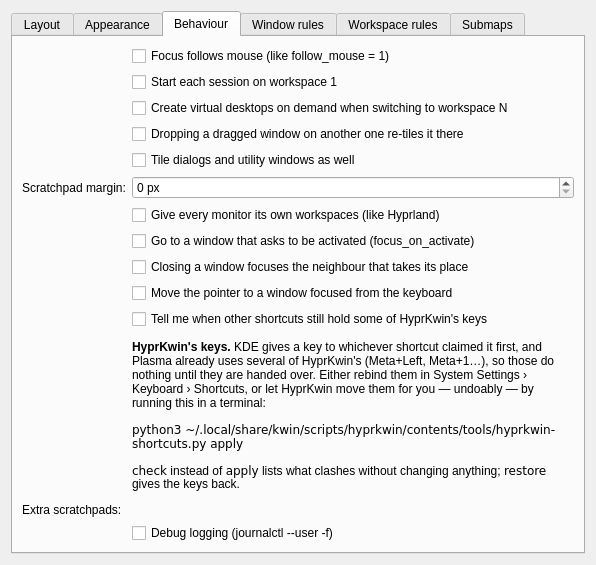
Qt form package/contents/ui/config.ui (DGBooth/HyprKwin) before a commit.
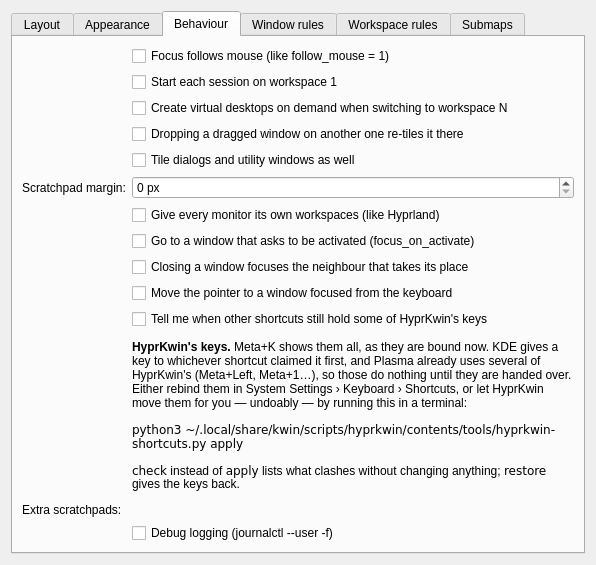
The same form after that commit. The open tabs and pages were chosen to show the change. Custom widgets are drawn as their Qt base class.

Commit message:
A keys guide on Meta+K
Every HyprKwin shortcut in sections, on the keys KDE has for them now
(read from kglobalaccel's allShortcutInfos), with submaps, named
scratchpads and keys other shortcuts still hold. Scrolls with the wheel or
arrow/page keys held like a submap's; Escape or Meta+K closes it.

Diff of the .ui file:
```diff
--- a/package/contents/ui/config.ui
+++ b/package/contents/ui/config.ui
@@ -402,7 +402,7 @@
          <property name="wordWrap"><bool>true</bool></property>
          <property name="textFormat"><enum>Qt::RichText</enum></property>
          <property name="textInteractionFlags"><set>Qt::TextSelectableByMouse</set></property>
-         <property name="text"><string>&lt;p&gt;&lt;b&gt;HyprKwin's keys.&lt;/b&gt; KDE gives a key to whichever shortcut claimed it first, and Plasma already uses several of HyprKwin's (Meta+Left, Meta+1…), so those do nothing until they are handed over. Either rebind them in System Settings › Keyboard › Shortcuts, or let HyprKwin move them for you — undoably — by running this in a terminal:&lt;/p&gt;
+         <property name="text"><string>&lt;p&gt;&lt;b&gt;HyprKwin's keys.&lt;/b&gt; Meta+K shows them all, as they are bound now. KDE gives a key to whichever shortcut claimed it first, and Plasma already uses several of HyprKwin's (Meta+Left, Meta+1…), so those do nothing until they are handed over. Either rebind them in System Settings › Keyboard › Shortcuts, or let HyprKwin move them for you — undoably — by running this in a terminal:&lt;/p&gt;
 &lt;p&gt;&lt;tt&gt;python3 ~/.local/share/kwin/scripts/hyprkwin/contents/tools/hyprkwin-shortcuts.py apply&lt;/tt&gt;&lt;/p&gt;
 &lt;p&gt;&lt;tt&gt;check&lt;/tt&gt; instead of &lt;tt&gt;apply&lt;/tt&gt; lists what clashes without changing anything; &lt;tt&gt;restore&lt;/tt&gt; gives the keys back.&lt;/p&gt;</string></property>
         </widget>
```
The commit also changes 8 other files.
